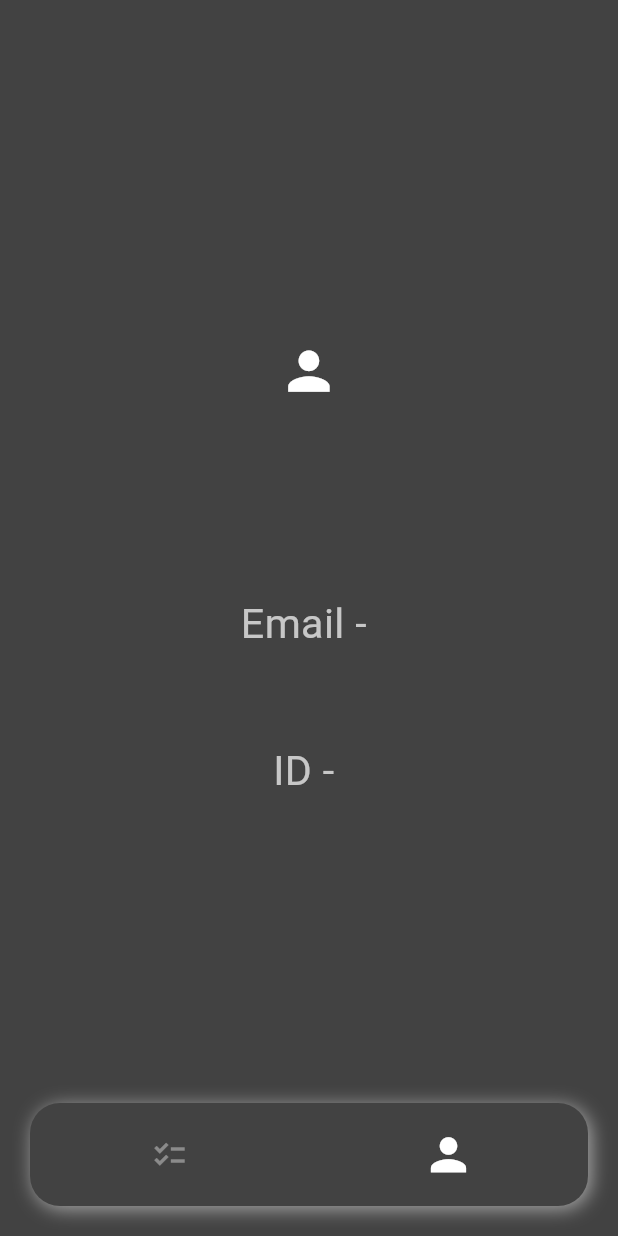
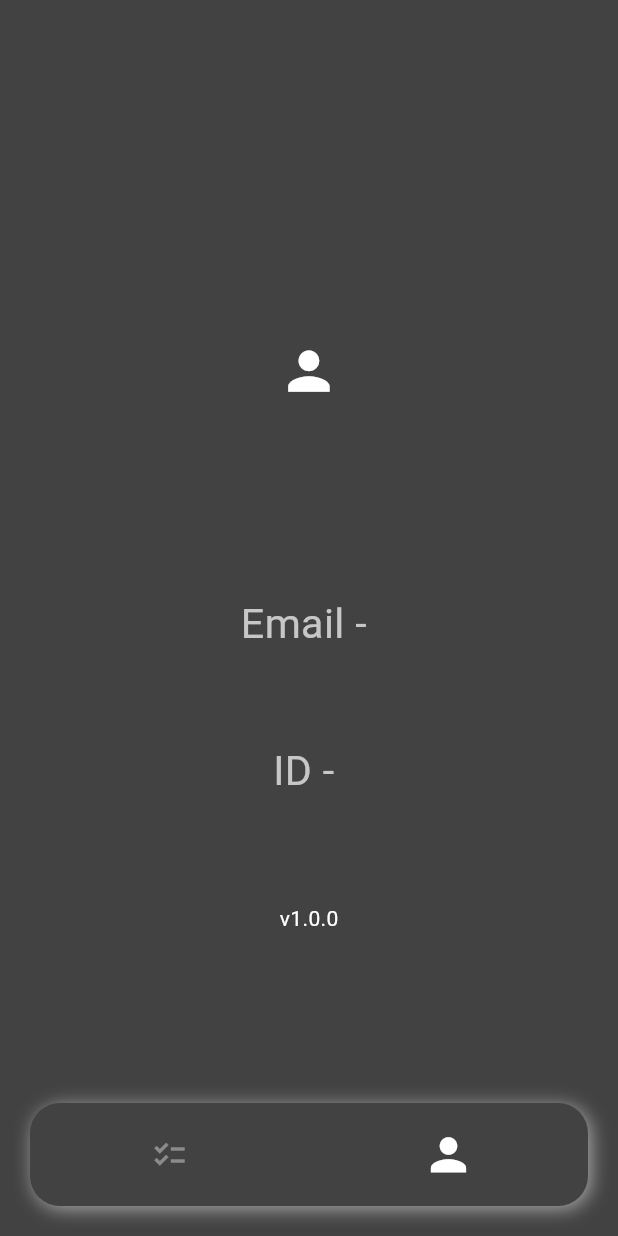
Before and after one commit to Ketan-Goyal/Attendance_marker, a Flutter app: the HomeScreen screen opened directly, after a tap on "Clock In", after a tap on the "checklist" icon, after a tap on the "person" icon, on a phone screen of 412 x 824 dp. Run offline on Flutter 3.47's test engine with Material 2 defaults, Android fonts, the phone set to English and light mode, and no system bars; our stand-ins replace cloud_firestore, firebase_auth, firebase_core, geolocator, shared_preferences, slide_to_act; missing offline and left inert: geolocator_web, haversine_distance; accounts and stored records are empty.

```diff
--- a/lib/screens/Testing/Location_screen.dart
+++ b/lib/screens/Testing/Location_screen.dart
@@ -1,4 +1,4 @@
-import 'package:attandance_marker/services/location_services.dart';
+import 'package:attendance_marker/services/location_services.dart';
 import 'package:flutter/Material.dart';
 import 'package:geolocator/geolocator.dart';
 import 'package:geolocator_web/geolocator_web.dart';
--- a/lib/screens/home/home_screen.dart
+++ b/lib/screens/home/home_screen.dart
@@ -1,6 +1,5 @@
-import 'package:attandance_marker/screens/home/Calender.dart';
-import 'package:attandance_marker/screens/home/profile.dart';
-import 'package:attandance_marker/screens/home/today.dart';
+import 'package:attendance_marker/screens/home/profile.dart';
+import 'package:attendance_marker/screens/home/today.dart';
 import 'package:flutter/material.dart';
 
 class HomeScreen extends StatefulWidget {
@@ -24,7 +23,7 @@ class _HomeScreenState extends State<HomeScreen> {
     return Scaffold(
         body: IndexedStack(
           index: currentIndex,
-          children: [
+          children: const [
             TodayScreen(),
             Profile_page(),
           ],
@@ -56,7 +55,7 @@ class _HomeScreenState extends State<HomeScreen> {
                           currentIndex = i;
                         });
                       },
-                      child: Container(
+                      child: SizedBox(
                         height: height,
                         width: width,
                         child: Center(
--- a/lib/screens/home/profile.dart
+++ b/lib/screens/home/profile.dart
@@ -83,7 +83,9 @@ class _Profile_pageState extends State<Profile_page> {
             color: Colors.grey.shade800,
           ),
           Container(
+            alignment: Alignment.center,
             height: height / 10,
+            child: Text('v1.0.0'),
           ),
         ],
       ),
--- a/lib/screens/home/today.dart
+++ b/lib/screens/home/today.dart
@@ -1,7 +1,7 @@
 import 'dart:async';
 
-import 'package:attandance_marker/models/user_model.dart';
-import 'package:attandance_marker/services/location_services.dart';
+import 'package:attendance_marker/models/user_model.dart';
+import 'package:attendance_marker/services/location_services.dart';
 import 'package:cloud_firestore/cloud_firestore.dart';
 import 'package:flutter/material.dart';
 import 'package:haversine_distance/haversine_distance.dart';
@@ -19,6 +19,9 @@ class _TodayScreenState extends State<TodayScreen> {
   String Checkout = "--/--";
   String CheckinT = "";
   String CheckoutT = "";
+  int TDuration = 0;
+  int hh = 0;
+  int mm = 0;
 
   double OLongitude = 0;
   double OLatitude = 0;
@@ -66,9 +69,15 @@ class _TodayScreenState extends State<TodayScreen> {
         Checkout = snap2['checkout'];
         CheckinT = snap2['checkinT'];
         CheckoutT = snap2['checkoutT'];
+
+        if (Checkout != '--/--') {
+          TDuration = snap2['Duration'];
+          hh = (TDuration / 60).floor();
+          mm = TDuration % 60;
+        }
       });
     } catch (e) {
-      print(e);
+      // print(e);
       setState(() {
         Checkin = "--/--";
         Checkout = "--/--";
@@ -96,7 +105,7 @@ class _TodayScreenState extends State<TodayScreen> {
                 margin: EdgeInsets.only(top: 6, left: 10),
                 alignment: Alignment.centerLeft,
                 child: Text(
-                  " Welcome " + UserModel.name,
+                  " Welcome ${UserModel.name}",
                   style: const TextStyle(
                     color: Colors.white,
                     fontSize: 30,
@@ -119,7 +128,7 @@ class _TodayScreenState extends State<TodayScreen> {
               decoration: BoxDecoration(
                   color: Theme.of(context).primaryColor,
                   borderRadius: BorderRadius.circular(20),
-                  boxShadow: [
+                  boxShadow: const [
                     BoxShadow(
                       color: Colors.white24,
                       blurRadius: 10,
@@ -132,13 +141,13 @@ class _TodayScreenState extends State<TodayScreen> {
                     child: Column(
                       mainAxisAlignment: MainAxisAlignment.center,
                       children: [
-                        Text(
+                        const Text(
                           "Clock In",
                           style: TextStyle(fontSize: 20, color: Colors.white54),
                         ),
                         Text(
                           Checkin,
-                          style: TextStyle(
+                          style: const TextStyle(
                               fontSize: 30, fontFamily: 'TrojanPro_Bold.ttf'),
                         ),
                       ],
@@ -148,7 +157,7 @@ class _TodayScreenState extends State<TodayScreen> {
                       child: Column(
                     mainAxisAlignment: MainAxisAlignment.center,
                     children: [
-                      Text(
+                      const Text(
                         "Clock Out:",
                         style: TextStyle(
                           fontSize: 20,
@@ -157,7 +166,7 @@ class _TodayScreenState extends State<TodayScreen> {
                       ),
                       Text(
                         Checkout,
-                        style: TextStyle(
+                        style: const TextStyle(
                             fontSize: 30, fontFamily: 'TrojanPro_Bold.ttf'),
                       ),
                     ],
@@ -172,12 +181,12 @@ class _TodayScreenState extends State<TodayScreen> {
                 builder: (context, snapshot) {
                   return Container(
                     margin: EdgeInsets.only(top: 10),
+                    alignment: Alignment.center,
                     child: Text(DateFormat('hh:mm:ss a').format(DateTime.now()),
                         style: TextStyle(
                             fontSize: width / 15,
                             color: Colors.white,
                             fontWeight: FontWeight.bold)),
-                    alignment: Alignment.center,
                   );
                 }),
             Container(
@@ -191,7 +200,7 @@ class _TodayScreenState extends State<TodayScreen> {
             ),
             Checkout == "--/--"
                 ? Container(
-                    margin: EdgeInsets.only(
+                    margin: const EdgeInsets.only(
                         top: 80, left: 20, right: 20, bottom: 10),
                     child: Builder(builder: (context) {
                       final GlobalKey<SlideActionState> key = GlobalKey();
@@ -208,11 +217,11 @@ class _TodayScreenState extends State<TodayScreen> {
                           return Theme.of(context).primaryColor;
                         })),
                         child: Checkin == "--/--"
-                            ? Text(
+                            ? const Text(
                                 "Clock In",
                                 style: TextStyle(fontSize: 20),
                               )
-                            : Text(
+                            : const Text(
                                 "Clock Out",
                                 style: TextStyle(fontSize: 20),
                               ),
@@ -263,20 +272,32 @@ class _TodayScreenState extends State<TodayScreen> {
                                   'checkinT': CheckinT,
                                   'checkout': DateFormat('hh:mm a')
                                       .format(DateTime.now()),
-                                  'checkoutT': DateFormat('yyyy-MM-dd hh:mm:ss')
-                                      .format(DateTime.now())
+                                  'checkoutT': DateFormat('yyyy-MM-dd HH:mm:ss')
+                                      .format(DateTime.now()),
+                                  'Duration': DateTime.parse(
+                                          DateFormat('yyyy-MM-dd HH:mm:ss')
+                                              .format(DateTime.now()))
+                                      .difference(DateTime.parse(CheckinT))
+                                      .inMinutes,
                                 });
                                 setState(() {
                                   Checkout = DateFormat('hh:mm a')
                                       .format(DateTime.now());
-                                  CheckoutT = DateFormat('yyyy-MM-dd hh:mm:ss')
+                                  CheckoutT = DateFormat('yyyy-MM-dd HH:mm:ss')
                                       .format(DateTime.now());
+                                  TDuration = DateTime.parse(
+                                          DateFormat('yyyy-MM-dd HH:mm:ss')
+                                              .format(DateTime.now()))
+                                      .difference(DateTime.parse(CheckinT))
+                                      .inMinutes;
+                                  hh = (TDuration / 60).floor();
+                                  mm = TDuration % 60;
                                 });
                               } catch (e) {
                                 setState(() {
                                   Checkin = DateFormat('hh:mm a')
                                       .format(DateTime.now());
-                                  CheckinT = DateFormat('yyyy-MM-dd hh:mm:ss')
+                                  CheckinT = DateFormat('yyyy-MM-dd HH:mm:ss')
                                       .format(DateTime.now());
                                 });
                                 await FirebaseFirestore.instance
@@ -289,7 +310,7 @@ class _TodayScreenState extends State<TodayScreen> {
                                   'checkin': DateFormat('hh:mm a')
                                       .format(DateTime.now()),
                                   'checkout': "--/--",
-                                  'checkinT': DateFormat('yyyy-MM-dd hh:mm:ss')
+                                  'checkinT': DateFormat('yyyy-MM-dd HH:mm:ss')
                                       .format(DateTime.now()),
                                   'checkoutT': "--/--",
                                 });
@@ -320,8 +341,8 @@ class _TodayScreenState extends State<TodayScreen> {
                     child: Center(
                       child: Text(
                         "You have Checked Out for the Day\nYou have Spent "
-                        "${DateTime.parse(CheckoutT).difference(DateTime.parse(CheckinT)).inMinutes} mins today",
-                        style: TextStyle(fontSize: 30),
+                        "${hh} Hrs and ${mm} Mins today",
+                        style: TextStyle(fontSize: 30, color: Colors.white70),
                         textAlign: TextAlign.center,
                       ),
                     ),
--- a/lib/screens/mobile_screen.dart
+++ b/lib/screens/mobile_screen.dart
@@ -1,6 +1,6 @@
-import 'package:attandance_marker/screens/auth/login_screen.dart';
-import 'package:attandance_marker/screens/auth/signup_screen.dart';
-import 'package:attandance_marker/widgets/input_field.dart';
+import 'package:attendance_marker/screens/auth/login_screen.dart';
+import 'package:attendance_marker/screens/auth/signup_screen.dart';
+import 'package:attendance_marker/widgets/input_field.dart';
 import 'package:flutter/material.dart';
 
 class MobileScreen extends StatefulWidget {
--- a/lib/screens/web_screen.dart
+++ b/lib/screens/web_screen.dart
@@ -1,5 +1,5 @@
-import 'package:attandance_marker/screens/auth/login_screen.dart';
-import 'package:attandance_marker/screens/auth/signup_screen.dart';
+import 'package:attendance_marker/screens/auth/login_screen.dart';
+import 'package:attendance_marker/screens/auth/signup_screen.dart';
 import 'package:flutter/material.dart';
 
 class WebScreen extends StatefulWidget {
--- a/lib/services/location_services.dart
+++ b/lib/services/location_services.dart
@@ -1,6 +1,4 @@
-import 'package:flutter/Material.dart';
 import 'package:geolocator/geolocator.dart';
-import 'package:geolocator_web/geolocator_web.dart';
 
 class LocationServices {
   double longitude = 0;
--- a/pubspec.yaml
+++ b/pubspec.yaml
@@ -1,4 +1,4 @@
-name: attandance_marker
+name: attendance_marker
 description: A new Flutter project.
 # The following line prevents the package from being accidentally published to
 # pub.dev using `flutter pub publish`. This is preferred for private packages.
```
Also changed, not shown: lib/main.dart (+5 -9 lines), lib/screens/att_page.dart (+12 -14 lines), lib/screens/auth/login_screen.dart (+6 -2 lines), lib/screens/auth/signup_screen.dart (+28 -18 lines), 4 other files.
